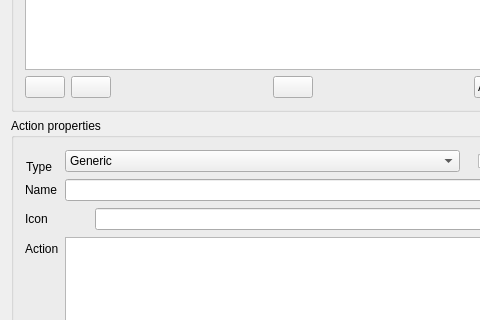
qgis/QGIS, file src/ui/qgsattributeactiondialogbase.ui: the form before one commit; both pictures show x 0 to 480 and y 251 to 571 of the 609 by 731 pixel window.
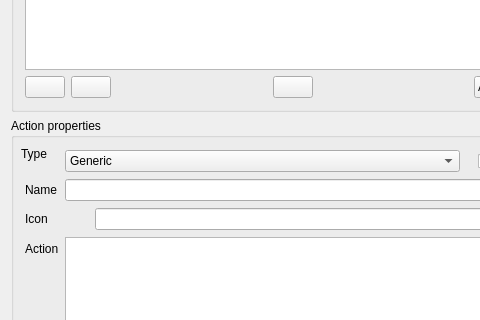
The form after the commit. Icons and pictures are not drawn. Custom widgets are drawn as their Qt base class.

Commit message: fix options alignment

The edit to the form file:
```diff
--- a/src/ui/qgsattributeactiondialogbase.ui
+++ b/src/ui/qgsattributeactiondialogbase.ui
@@ -499,8 +499,8 @@
      <widget class="QLabel" name="label">
       <property name="geometry">
        <rect>
-        <x>15</x>
-        <y>33</y>
+        <x>10</x>
+        <y>20</y>
         <width>41</width>
         <height>31</height>
        </rect>
```
